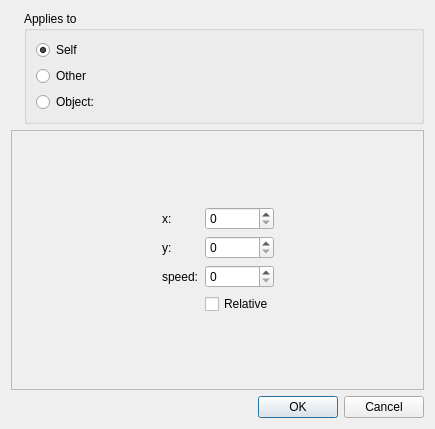
0xFEEDC0DE64/QtGameMaker, file src/editor/dialogs/actions/movetowardsdialog.ui: the form before one commit.
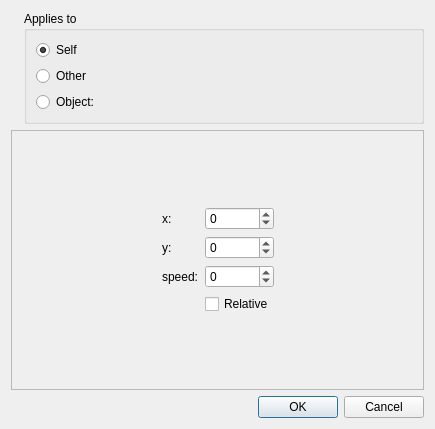
The form after the commit. Icons and pictures are not drawn. Custom widgets are drawn as their Qt base class.

Commit message: Allow -1000 to 1000 number ranges on all action edit dialogs

Diff of the .ui file:
```diff
--- a/src/editor/dialogs/actions/movetowardsdialog.ui
+++ b/src/editor/dialogs/actions/movetowardsdialog.ui
@@ -146,7 +146,14 @@
          </widget>
         </item>
         <item row="0" column="1">
-         <widget class="QSpinBox" name="spinBoxX"/>
+         <widget class="QSpinBox" name="spinBoxX">
+          <property name="minimum">
+           <number>-1000</number>
+          </property>
+          <property name="maximum">
+           <number>1000</number>
+          </property>
+         </widget>
         </item>
         <item row="1" column="0">
          <widget class="QLabel" name="labelY">
@@ -159,7 +166,14 @@
          </widget>
         </item>
         <item row="1" column="1">
-         <widget class="QSpinBox" name="spinBoxY"/>
+         <widget class="QSpinBox" name="spinBoxY">
+          <property name="minimum">
+           <number>-1000</number>
+          </property>
+          <property name="maximum">
+           <number>1000</number>
+          </property>
+         </widget>
         </item>
         <item row="3" column="1">
          <widget class="QCheckBox" name="checkBoxRelative">
@@ -169,7 +183,14 @@
          </widget>
         </item>
         <item row="2" column="1">
-         <widget class="QSpinBox" name="spinBoxSpeed"/>
+         <widget class="QSpinBox" name="spinBoxSpeed">
+          <property name="minimum">
+           <number>-1000</number>
+          </property>
+          <property name="maximum">
+           <number>1000</number>
+          </property>
+         </widget>
         </item>
         <item row="2" column="0">
          <widget class="QLabel" name="labelSpeed">
```
Left out of the diff: 16 changed lines with no effect on the pictures. The commit also changes 5 other files.
